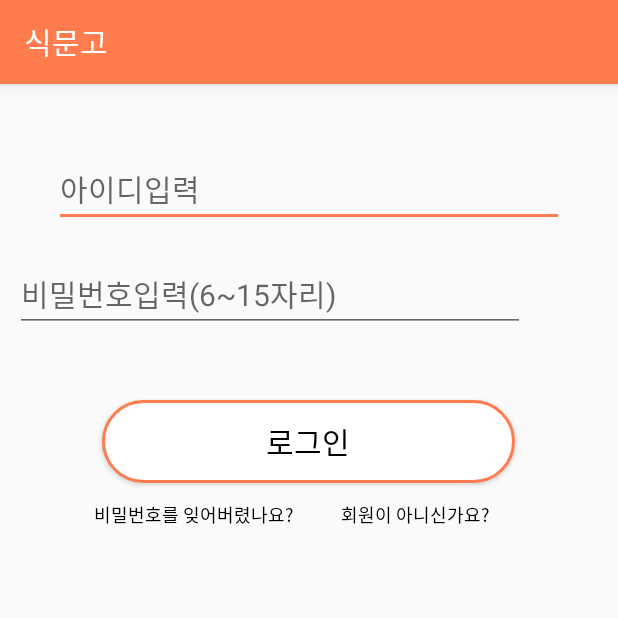
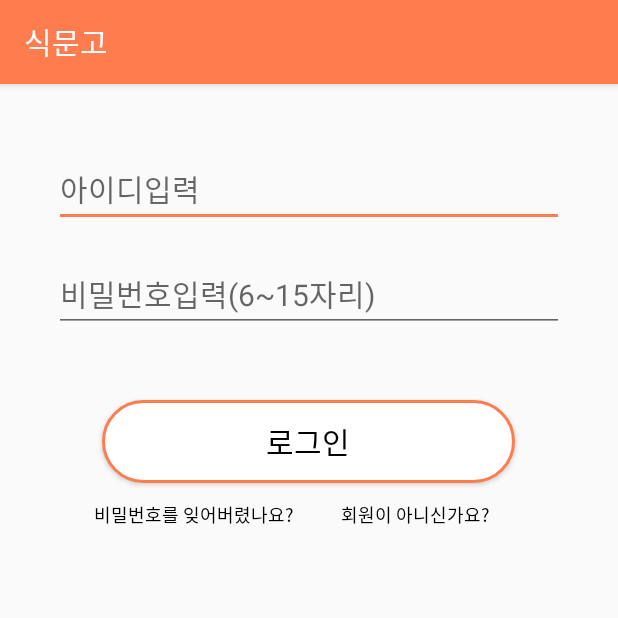
Before and after one commit to geni429/SigMunGo, an Android app: the SignIn screen opened directly, with no data from a screen before it, on a phone screen of 412 x 824 dp, the top half of it. Run offline under Robolectric (Android 15) with nearby library versions, the light colour scheme and no system bars.

Commit message:
로그인 화면 정렬 (signin xml정렬)

```diff
--- a/SigMunGo/app/src/main/res/layout/signin.xml
+++ b/SigMunGo/app/src/main/res/layout/signin.xml
@@ -12,12 +12,12 @@
         android:id="@+id/input_area"
         android:layout_alignParentTop="true"
         android:layout_alignParentLeft="true"
-        android:layout_alignParentStart="true">
+        android:layout_alignParentStart="true"
+        android:gravity="center_horizontal">
         <EditText
             android:id="@+id/input_id"
             android:layout_width="340dp"
             android:layout_height="50dp"
-            android:layout_gravity="center_horizontal"
             android:layout_marginTop="45dp"
             android:layout_below="@+id/input_id"
             android:layout_alignLeft="@+id/input_id"
@@ -28,7 +28,6 @@
             android:layout_width="340dp"
             android:layout_height="50dp"
             android:layout_marginTop="20dp"
-            android:layout_marginLeft="10dp"
             android:layout_alignParentTop="true"
             android:layout_centerHorizontal="true"
             android:hint="비밀번호입력(6~15자리)"
```
Also changed, not shown: SigMunGo/app/src/main/res/layout/logincode.xml (added, +32 -0 lines).
